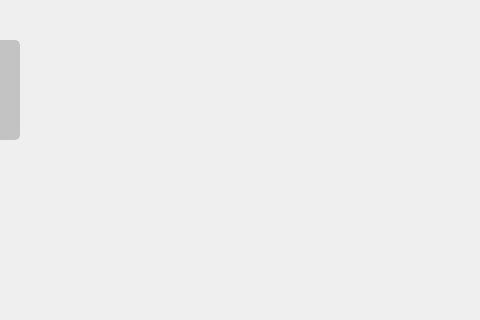
Before: the Qt Designer form mainwindow.ui in BanYiMeng/SDUST_CPP_FJDZ_QT4, drawn with Qt 5; both pictures show x 320 to 800 and y 0 to 320 of the 800 by 450 pixel window.
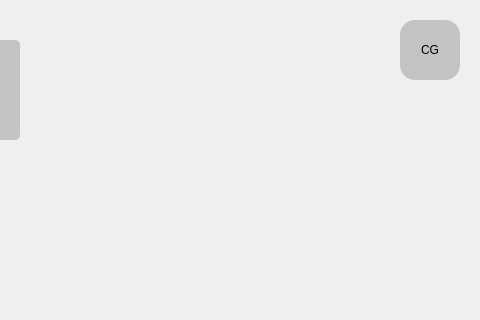
After: the same form once the commit is applied. Icons and pictures are not drawn.

Commit message: add cd button v1.1

```diff
--- a/mainwindow.ui
+++ b/mainwindow.ui
@@ -74,6 +74,29 @@
      <bool>false</bool>
     </property>
    </widget>
+   <widget class="QPushButton" name="Cg">
+    <property name="geometry">
+     <rect>
+      <x>720</x>
+      <y>20</y>
+      <width>60</width>
+      <height>60</height>
+     </rect>
+    </property>
+    <property name="cursor">
+     <cursorShape>PointingHandCursor</cursorShape>
+    </property>
+    <property name="styleSheet">
+     <string notr="true">border-image:url(:/resource/-1.png);
+background-color:rgba(100, 100, 100, 80);
+border:none;
+font: 16pt &quot;Droid Sans Fallback&quot;;
+border-radius:15px;</string>
+    </property>
+    <property name="text">
+     <string>CG</string>
+    </property>
+   </widget>
   </widget>
  </widget>
  <layoutdefault spacing="6" margin="11"/>
```
The commit also changes 4 other files.
